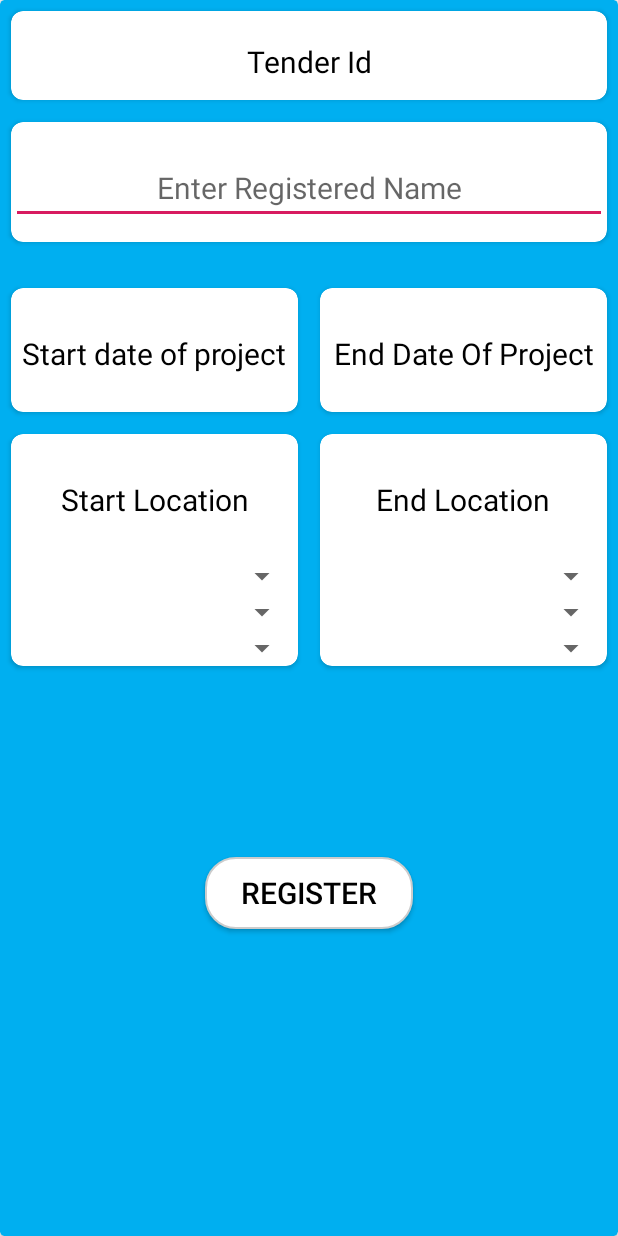
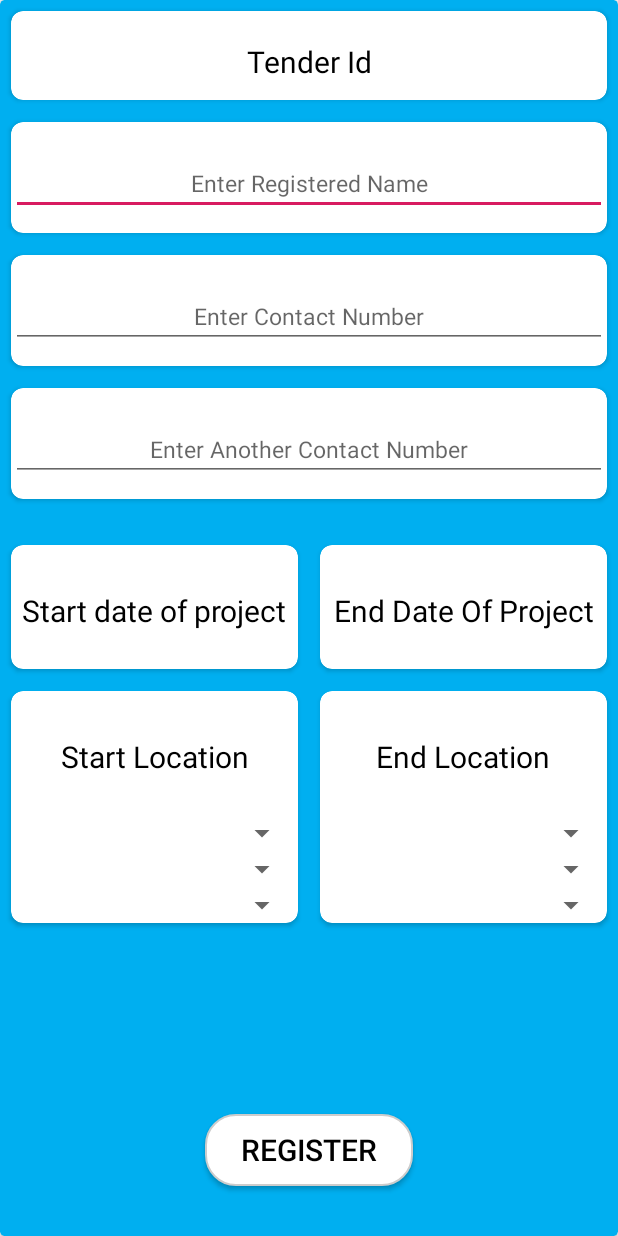
Before and after one commit to souravpaul8/MoRTH, an Android app: the layout activity_enter_tender_details.xml on its own in the app's theme, with its tools: preview values and no code run, on a phone screen of 412 x 824 dp. Run offline under Robolectric (Android 15) with nearby library versions, the phone set to English and light mode, and no system bars.

Commit message:
Login updated

```diff
--- a/app/src/main/java/com/thecombatant/morth/ExtensionDays.java
+++ b/app/src/main/java/com/thecombatant/morth/ExtensionDays.java
@@ -1,10 +1,12 @@
 package com.thecombatant.morth;
 
+import android.content.Intent;
 import android.support.v7.app.AppCompatActivity;
 import android.os.Bundle;
 import android.view.View;
 import android.widget.Button;
 import android.widget.EditText;
+import android.widget.Toast;
 
 import com.google.firebase.database.DatabaseReference;
 import com.google.firebase.database.FirebaseDatabase;
@@ -33,6 +35,10 @@ public class ExtensionDays extends AppCompatActivity {
                 numberofdays = Extensiondays.getText().toString();
                 DatabaseReference databaseweather = FirebaseDatabase.getInstance().getReference(tender);
                 databaseweather.child("Propose days of extension").setValue(numberofdays);
+                Toast.makeText(ExtensionDays.this, "Your Extension Application has been successfully submitted.", Toast.LENGTH_SHORT).show();
+
+                Intent i = new Intent(ExtensionDays.this, HomeActivity.class);
+                startActivity(i);
 
             }
         });
--- a/app/src/main/java/com/thecombatant/morth/VerifyPhoneActivity.java
+++ b/app/src/main/java/com/thecombatant/morth/VerifyPhoneActivity.java
@@ -3,7 +3,7 @@ package com.thecombatant.morth;
 import android.content.Intent;
 import android.os.Bundle;
 import android.support.annotation.NonNull;
-//import android.support.design.widget.Snackbar;
+import android.support.design.widget.Snackbar;
 import android.support.v7.app.AppCompatActivity;
 import android.view.View;
 import android.widget.EditText;
@@ -141,14 +141,14 @@ public class VerifyPhoneActivity extends AppCompatActivity {
                                 message = "Invalid code entered...";
                             }
 
-                           /* Snackbar snackbar = Snackbar.make(findViewById(R.id.parent), message, Snackbar.LENGTH_LONG);
+                            Snackbar snackbar = Snackbar.make(findViewById(R.id.parent), message, Snackbar.LENGTH_LONG);
                             snackbar.setAction("Dismiss", new View.OnClickListener() {
                                 @Override
                                 public void onClick(View v) {
 
                                 }
                             });
-                            snackbar.show();*/
+                            snackbar.show();
                         }
                     }
                 });
--- a/app/src/main/res/layout/activity_enter_tender_details.xml
+++ b/app/src/main/res/layout/activity_enter_tender_details.xml
@@ -1,4 +1,9 @@
 <?xml version="1.0" encoding="utf-8"?>
+<ScrollView xmlns:android="http://schemas.android.com/apk/res/android"
+    xmlns:tools="http://schemas.android.com/tools"
+    android:layout_width="fill_parent"
+    android:layout_height="fill_parent"
+    android:fillViewport="true">
 <android.support.v7.widget.CardView xmlns:android="http://schemas.android.com/apk/res/android"
     xmlns:app="http://schemas.android.com/apk/res-auto"
     xmlns:tools="http://schemas.android.com/tools"
@@ -53,7 +58,51 @@
                 android:gravity="center"
                 android:hint="Enter Registered Name"
                 android:textColor="#000000"
-                android:textSize="20sp" />
+                android:textSize="15sp" />
+
+        </android.support.v7.widget.CardView>
+
+        <android.support.v7.widget.CardView
+            android:layout_width="match_parent"
+            android:layout_height="wrap_content"
+            android:layout_margin="7dp"
+            android:elevation="200dp"
+            android:orientation="vertical"
+            app:cardCornerRadius="8dp">
+
+            <EditText
+                android:id="@+id/contactnumber"
+                android:layout_width="match_parent"
+                android:layout_height="wrap_content"
+                android:layout_marginTop="20dp"
+                android:layout_marginBottom="12dp"
+                android:gravity="center"
+                android:hint="Enter Contact Number"
+                android:textColor="#000000"
+                android:textSize="15sp" />
+
+
+        </android.support.v7.widget.CardView>
+
+        <android.support.v7.widget.CardView
+            android:layout_width="match_parent"
+            android:layout_height="wrap_content"
+            android:layout_margin="7dp"
+            android:elevation="200dp"
+            android:orientation="vertical"
+            app:cardCornerRadius="8dp">
+
+            <EditText
+                android:id="@+id/contactnumber2"
+                android:layout_width="match_parent"
+                android:layout_height="wrap_content"
+                android:layout_marginTop="20dp"
+                android:layout_marginBottom="12dp"
+                android:gravity="center"
+                android:hint="Enter Another Contact Number"
+                android:textColor="#000000"
+                android:textSize="15sp" />
+
 
         </android.support.v7.widget.CardView>
 
@@ -219,7 +268,8 @@
             android:paddingRight="24dp"
             android:text="Register"
             android:textColor="#000000"
-            android:textSize="20dp" />n
+            android:textSize="20dp" />
 
     </LinearLayout>
 </android.support.v7.widget.CardView>
+</ScrollView>
--- a/app/src/main/res/layout/activity_enter_tender_id.xml
+++ b/app/src/main/res/layout/activity_enter_tender_id.xml
@@ -58,6 +58,6 @@
         android:background="@drawable/custom_linear_layout_border"
         android:paddingLeft="24dp"
         android:paddingRight="24dp"
-        android:text="Go"
+        android:text="@string/GoButton"
         android:textColor="#000000" />
 </LinearLayout>
--- a/app/src/main/res/layout/activity_home.xml
+++ b/app/src/main/res/layout/activity_home.xml
@@ -27,7 +27,7 @@
         android:layout_gravity="center"
         android:layout_margin="20dp"
         android:background="@drawable/custom_linear_layout_border"
-        android:text="ADD Hindrances"
+        android:text="Add Hindrances"
         android:topLeftRadius="10dp"
         android:topRightRadius="10dp" />
 
--- a/app/src/main/res/layout/activity_phone_login.xml
+++ b/app/src/main/res/layout/activity_phone_login.xml
@@ -16,6 +16,7 @@
         <ImageView
             android:layout_width="120dp"
             android:layout_height="120dp"
+            android:src="@drawable/morth"
             android:layout_centerHorizontal="true"
             android:layout_centerVertical="true" />
 
@@ -42,7 +43,7 @@
             android:layout_height="wrap_content"
             android:layout_centerHorizontal="true"
             android:layout_marginTop="25dp"
-            android:text="May I ask your phone number?"
+            android:text="Enter Your Mobile Number"
             android:textAppearance="@style/Base.TextAppearance.AppCompat.Headline"
             android:textColor="@color/colorPrimary" />
 
@@ -54,7 +55,7 @@
             android:layout_marginTop="20dp"
             android:digits="0123456789"
             android:drawablePadding="10dp"
-            android:hint="enter your mobile number"
+            android:hint="Enter your mobile number"
             android:inputType="phone"
             android:maxLength="10" />
 
--- a/app/src/main/res/layout/activity_verify_phone.xml
+++ b/app/src/main/res/layout/activity_verify_phone.xml
@@ -16,6 +16,7 @@
         <ImageView
             android:layout_width="120dp"
             android:layout_height="120dp"
+            android:src="@drawable/morth"
             android:layout_centerHorizontal="true"
             android:layout_centerVertical="true" />
 
@@ -42,7 +43,7 @@
             android:layout_height="wrap_content"
             android:layout_centerHorizontal="true"
             android:layout_marginTop="25dp"
-            android:text="Wait for the code I sent You"
+            android:text="Enter your One Time Password"
             android:textAppearance="@style/Base.TextAppearance.AppCompat.Headline"
             android:textColor="@color/colorPrimary" />
 
@@ -62,7 +63,7 @@
             android:layout_marginTop="10dp"
             android:digits="0123456789"
             android:drawablePadding="10dp"
-            android:hint="enter verification code"
+            android:hint="Enter OTP"
             android:inputType="phone"
             android:maxLength="10" />
 
@@ -79,5 +80,4 @@
             android:textColor="#cdd8f1" />
 
     </RelativeLayout>
-
 </RelativeLayout>
```
Also changed, not shown: app/build.gradle (+29 -0 lines), app/src/main/java/com/thecombatant/morth/EnterTenderDetailsActivity.java (+14 -12 lines), app/src/main/res/layout/activity_main.xml (+8 -2 lines), app/src/main/res/layout/activity_saved_hindrances_list.xml (+5 -3 lines), app/src/main/res/values/strings.xml (+70 -8 lines), 1 other file.
